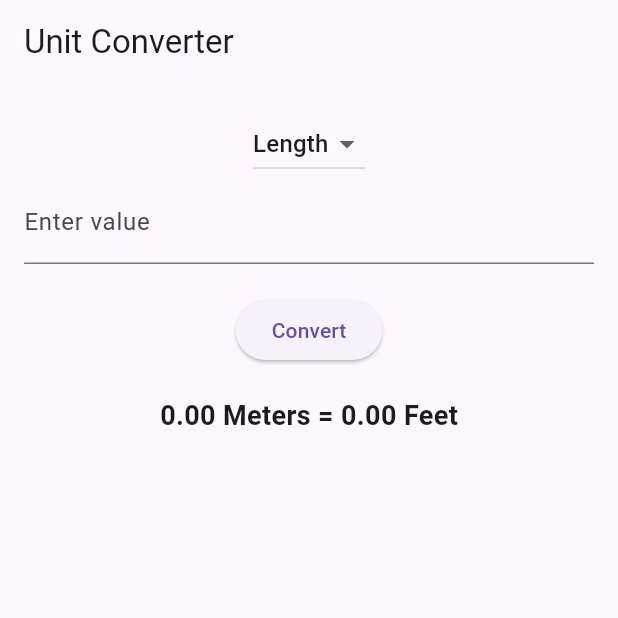
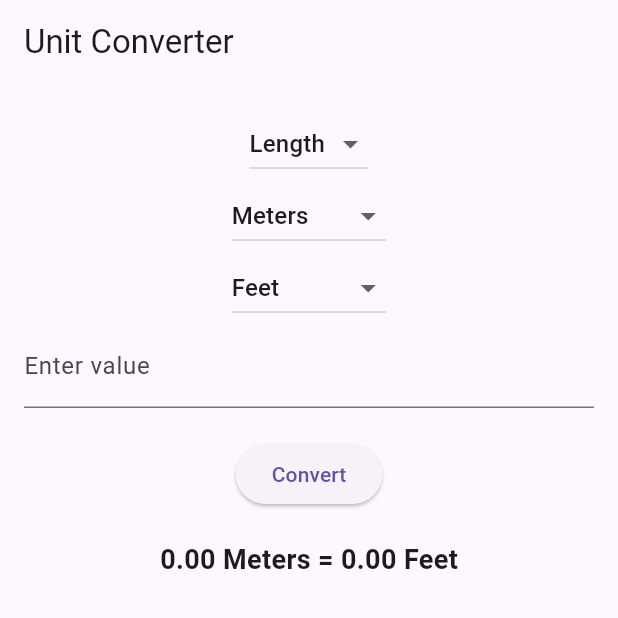
Before and after one commit to AhmadDaneil/anyunit, a Flutter app: the screen it shows after launch, after a tap on "Convert", on a phone screen of 412 x 824 dp, the top half of it. Run offline on Flutter 3.47's test engine with Material 3 defaults, Android fonts, the phone set to English and light mode, and no system bars.

Commit message:
Fixed error about convertedValue

```diff
--- a/lib/main.dart
+++ b/lib/main.dart
@@ -25,46 +25,62 @@ class ConversionPage extends StatefulWidget {
 
 class _ConversionPageState extends State<ConversionPage> {
   final TextEditingController _inputController = TextEditingController();
-  String _selectedConversion = 'Length';
+  String _selectedCategory = 'Length';
+  String _selectedUnitFrom = 'Meters';
+  String _selectedUnitTo = 'Feet';
   String _result = '';
 
-  final Map<String, String> conversionTypes = {
-    'Length': 'Meters to Feet / Feet to Meters',
-    'Weight': 'Kilograms to Pounds / Pounds to Kilograms',
+  final Map<String, List<String>> unitCategories = {
+    'Length': ['Meters', 'Feet', 'Kilometers', 'Miles'],
+    'Weight': ['Kilograms', 'Pounds', 'Grams', 'Ounces'],
+    'Volume': ['Liters', 'Gallons', 'Milliliters', 'Cups'],
   };
 
   void _convert() {
     double input = double.tryParse(_inputController.text) ?? 0;
-    double convertedValue;
+    double convertedValue = 0;
 
-    switch (_selectedConversion) {
-      case 'Length':
-        if (_result.isEmpty || _result.contains('Feet')) {
-          convertedValue = input * 3.28084; // Meters to Feet
-          setState(() {
-            _result = '${input.toStringAsFixed(2)} Meters = ${convertedValue.toStringAsFixed(2)} Feet';
-          });
-        } else {
-          convertedValue = input / 3.28084; // Feet to Meters
-          setState(() {
-            _result = '${input.toStringAsFixed(2)} Feet = ${convertedValue.toStringAsFixed(2)} Meters';
-          });
-        }
-        break;
-      case 'Weight':
-        if (_result.isEmpty || _result.contains('Pounds')) {
-          convertedValue = input * 2.20462; // Kilograms to Pounds
-          setState(() {
-            _result = '${input.toStringAsFixed(2)} Kilograms = ${convertedValue.toStringAsFixed(2)} Pounds';
-          });
-        } else {
-          convertedValue = input / 2.20462; // Pounds to Kilograms
-          setState(() {
-            _result = '${input.toStringAsFixed(2)} Pounds = ${convertedValue.toStringAsFixed(2)} Kilograms';
-          });
-        }
-        break;
+    if (_selectedCategory == 'Length') {
+      if (_selectedUnitFrom == 'Meters' && _selectedUnitTo == 'Feet') {
+        convertedValue = input * 3.28084;
+      } else if (_selectedUnitFrom == 'Feet' && _selectedUnitTo == 'Meters') {
+        convertedValue = input / 3.28084;
+      } else if (_selectedUnitFrom == 'Kilometers' && _selectedUnitTo == 'Miles') {
+        convertedValue = input * 0.621371;
+      } else if (_selectedUnitFrom == 'Miles' && _selectedUnitTo == 'Kilometers') {
+        convertedValue = input / 0.621371;
+      } else {
+        convertedValue = input; // Same units, no conversion
+      }
+    } else if (_selectedCategory == 'Weight') {
+      if (_selectedUnitFrom == 'Kilograms' && _selectedUnitTo == 'Pounds') {
+        convertedValue = input * 2.20462;
+      } else if (_selectedUnitFrom == 'Pounds' && _selectedUnitTo == 'Kilograms') {
+        convertedValue = input / 2.20462;
+      } else if (_selectedUnitFrom == 'Grams' && _selectedUnitTo == 'Ounces') {
+        convertedValue = input * 0.035274;
+      } else if (_selectedUnitFrom == 'Ounces' && _selectedUnitTo == 'Grams') {
+        convertedValue = input / 0.035274;
+      } else {
+        convertedValue = input;
+      }
+    } else if (_selectedCategory == 'Volume') {
+      if (_selectedUnitFrom == 'Liters' && _selectedUnitTo == 'Gallons') {
+        convertedValue = input * 0.264172;
+      } else if (_selectedUnitFrom == 'Gallons' && _selectedUnitTo == 'Liters') {
+        convertedValue = input / 0.264172;
+      } else if (_selectedUnitFrom == 'Milliliters' && _selectedUnitTo == 'Cups') {
+        convertedValue = input * 0.00422675;
+      } else if (_selectedUnitFrom == 'Cups' && _selectedUnitTo == 'Milliliters') {
+        convertedValue = input / 0.00422675;
+      } else {
+        convertedValue = input;
+      }
     }
+
+    setState(() {
+      _result = '${input.toStringAsFixed(2)} $_selectedUnitFrom = ${convertedValue.toStringAsFixed(2)} $_selectedUnitTo';
+    });
   }
 
   @override
@@ -78,14 +94,46 @@ class _ConversionPageState extends State<ConversionPage> {
         child: Column(
           children: [
             DropdownButton<String>(
-              value: _selectedConversion,
+              value: _selectedCategory,
               onChanged: (String? newValue) {
                 setState(() {
-                  _selectedConversion = newValue!;
+                  _selectedCategory = newValue!;
+                  _selectedUnitFrom = unitCategories[_selectedCategory]![0];
+                  _selectedUnitTo = unitCategories[_selectedCategory]![1];
                   _result = '';
                 });
               },
-              items: conversionTypes.keys
+              items: unitCategories.keys
+                  .map<DropdownMenuItem<String>>((String value) {
+                return DropdownMenuItem<String>(
+                  value: value,
+                  child: Text(value),
+                );
+              }).toList(),
+            ),
+            DropdownButton<String>(
+              value: _selectedUnitFrom,
+              onChanged: (String? newValue) {
+                setState(() {
+                  _selectedUnitFrom = newValue!;
+                });
+              },
+              items: unitCategories[_selectedCategory]!
+                  .map<DropdownMenuItem<String>>((String value) {
+                return DropdownMenuItem<String>(
+                  value: value,
+                  child: Text(value),
+                );
+              }).toList(),
+            ),
+            DropdownButton<String>(
+              value: _selectedUnitTo,
+              onChanged: (String? newValue) {
+                setState(() {
+                  _selectedUnitTo = newValue!;
+                });
+              },
+              items: unitCategories[_selectedCategory]!
                   .map<DropdownMenuItem<String>>((String value) {
                 return DropdownMenuItem<String>(
                   value: value,
```
